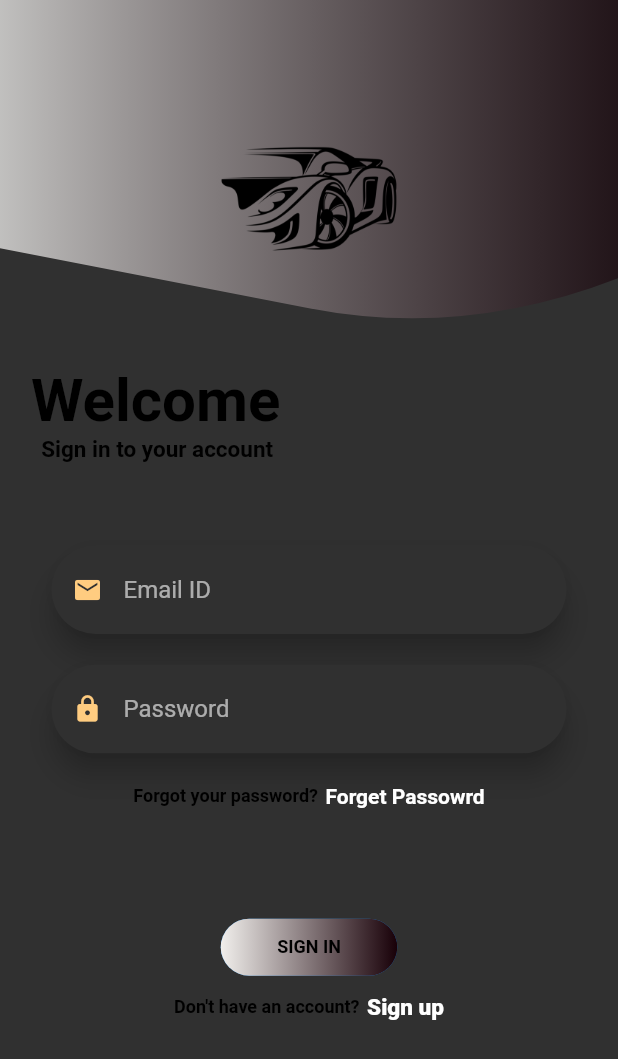
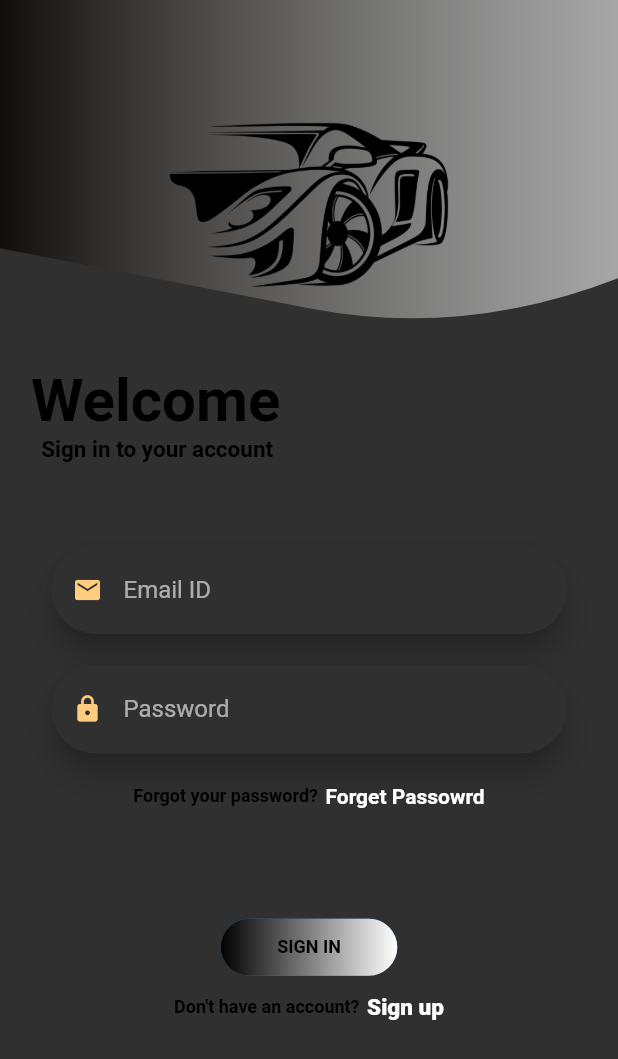
Before and after one commit to yazanaboghaith/car, a Flutter app: the SignInScreen widget shown alone on an empty page, opened directly, on a phone screen of 412 x 824 dp. Shown: the top 1059 px of the screen. Run offline on Flutter 3.47's test engine with Material 2 defaults, Android fonts, the phone set to English and light mode, and no system bars; our stand-ins replace animated_splash_screen, animated_text_kit, image_picker, page_transition.

Commit message:
edit colorsignin

```diff
--- a/lib/SignInScreen.dart
+++ b/lib/SignInScreen.dart
@@ -60,12 +60,13 @@ class _SignInScreenState extends State<SignInScreen> {
             child: Container(
               height: _large
                   ? _height / 4
-                  : (_medium ? _height / 3.75 : _height / 3.5),
+                  : (_medium ? _height / 2.8 : _height / 3.5),
               decoration: BoxDecoration(
                 gradient: LinearGradient(
+                  //تدرج لون رأسية الصفحة
                   colors: [
-                    Color.fromARGB(255, 241, 240, 238),
-                    Color.fromARGB(195, 24, 1, 9)
+                    Color.fromARGB(255, 5, 3, 0),
+                    Color.fromARGB(195, 255, 255, 255)
                   ],
                 ),
               ),
@@ -80,11 +81,11 @@ class _SignInScreenState extends State<SignInScreen> {
           margin: EdgeInsets.only(
               top: _large
                   ? _height / 30
-                  : (_medium ? _height / 25 : _height / 20)),
+                  : (_medium ? _height / 14 : _height / 20)),
           child: Image.asset(
             'photo/background.png',
-            height: _height / 4.5,
-            width: _width / 3.5,
+            height: _height / 4.3,
+            width: _width / 2.2,
           ),
         ),
       ],
@@ -216,9 +217,10 @@ class _SignInScreenState extends State<SignInScreen> {
         decoration: BoxDecoration(
           borderRadius: BorderRadius.all(Radius.circular(20.0)),
           gradient: LinearGradient(
+            //لون تدرج الزر
             colors: <Color>[
-              Color.fromARGB(255, 241, 239, 236),
-              Color.fromARGB(255, 24, 0, 8)
+              Color.fromARGB(255, 0, 0, 0),
+              Color.fromARGB(255, 255, 255, 255)
             ],
           ),
         ),
@@ -258,8 +260,6 @@ class _SignInScreenState extends State<SignInScreen> {
             onTap: () {
               Navigator.push(context,
                   MaterialPageRoute(builder: (context) => SignupPage()));
-
-              // print("Routing to Sign up screen");
             },
             child: Text(
               "Sign up",
@@ -275,9 +275,6 @@ class _SignInScreenState extends State<SignInScreen> {
   }
 }
 
-//==================
-// custom shape
-//==================
 class CustomShapeClipper extends CustomClipper<Path> {
   @override
   Path getClip(Size size) {
@@ -328,9 +325,6 @@ class CustomShapeClipper2 extends CustomClipper<Path> {
   bool shouldReclip(CustomClipper oldClipper) => true;
 }
 
-//==================
-//  Custom AppBar
-//==================
 class CustomAppBar extends StatelessWidget {
   @override
   Widget build(BuildContext context) {
@@ -342,8 +336,10 @@ class CustomAppBar extends StatelessWidget {
         width: width,
         padding: EdgeInsets.only(left: 15, top: 25),
         decoration: BoxDecoration(
-          gradient:
-              LinearGradient(colors: [Colors.orange[200]!, Colors.pinkAccent]),
+          gradient: LinearGradient(colors: [
+            Color.fromARGB(255, 252, 250, 248),
+            Color.fromARGB(255, 14, 1, 5)
+          ]),
         ),
         child: Row(
           children: <Widget>[
```
